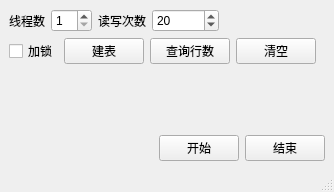
The window that Qt/TestQt_20210123_SQLite/mainwindow.ui (gongjianbo/MyTestCode) describes before a commit, drawn with Qt 5.
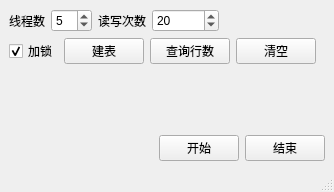
The same window after the commit.

Commit message: 测试 Qt sqlite 并发读写

```diff
--- a/Qt/TestQt_20210123_SQLite/mainwindow.ui
+++ b/Qt/TestQt_20210123_SQLite/mainwindow.ui
@@ -32,6 +32,12 @@
         <property name="maximum">
          <number>99</number>
         </property>
+        <property name="singleStep">
+         <number>1</number>
+        </property>
+        <property name="value">
+         <number>5</number>
+        </property>
        </widget>
       </item>
       <item>
@@ -76,6 +82,9 @@
         <property name="text">
          <string>加锁</string>
         </property>
+        <property name="checked">
+         <bool>true</bool>
+        </property>
        </widget>
       </item>
       <item>
```
The commit also changes 1 other file.
